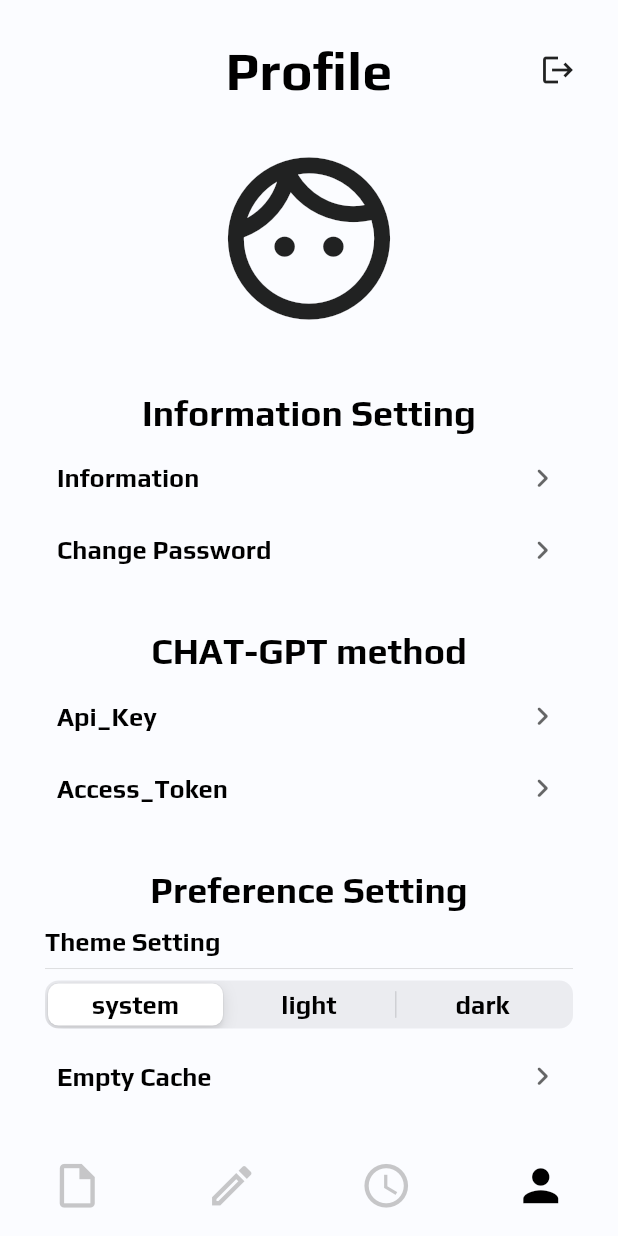
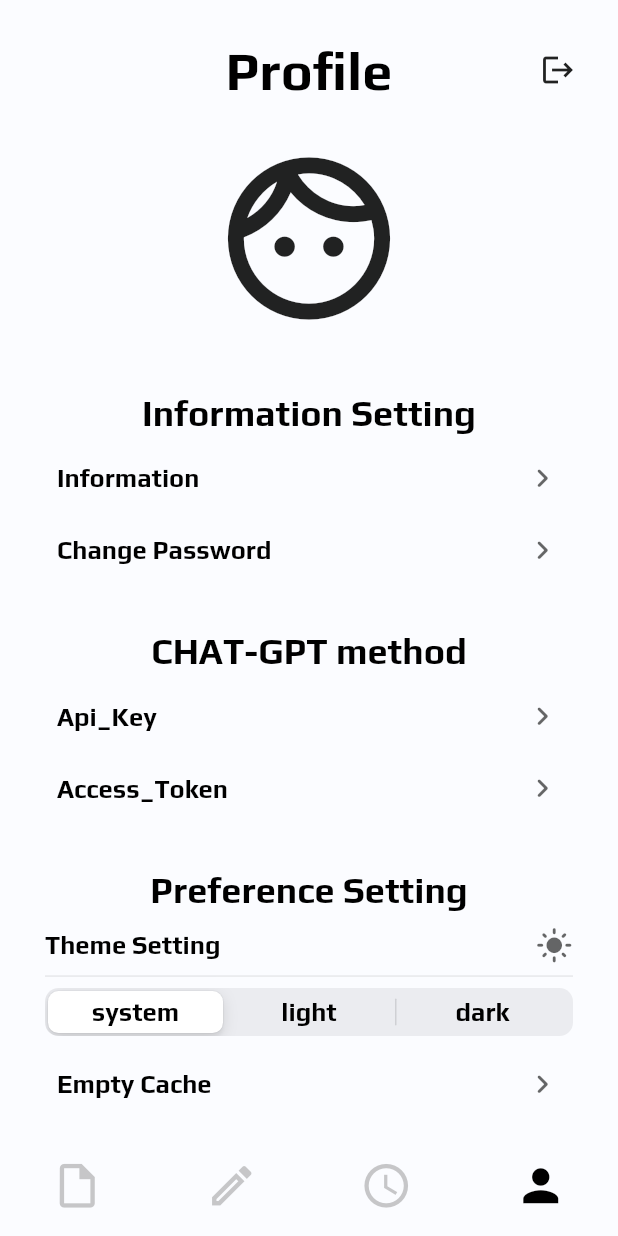
Before and after one commit to weiawesome/study_savvy_app, a Flutter app: the screen it shows after launch, item 4 of the bottom bar chosen, on a phone screen of 412 x 824 dp. Run offline on Flutter 3.47's test engine with Material 2 defaults, Android fonts, the light colour scheme and no system bars; our stand-ins replace audioplayers, device_preview, flutter_bloc, flutter_cache_manager, flutter_image_compress, flutter_secure_storage and 1 more; missing offline and left inert: adv_camera, asn1lib, encrypt, pointycastle, wechat_assets_picker.

Commit message:
Theme icon set.

```diff
--- a/lib/screens/profile/profile.dart
+++ b/lib/screens/profile/profile.dart
@@ -270,6 +270,9 @@ class _ProfilePage extends State<ProfilePage> {
                             mainAxisAlignment: MainAxisAlignment.spaceBetween,
                             children: [
                               Text("Theme Setting",style: Theme.of(context).textTheme.displaySmall),
+                              Theme.of(context).brightness==Brightness.light?
+                              Icon(Icons.light_mode,size: 25,color: Theme.of(context).hintColor):
+                              Icon(Icons.dark_mode,size: 25,color: Theme.of(context).hintColor)
                             ],
                           ),
                           const Divider(),
```
